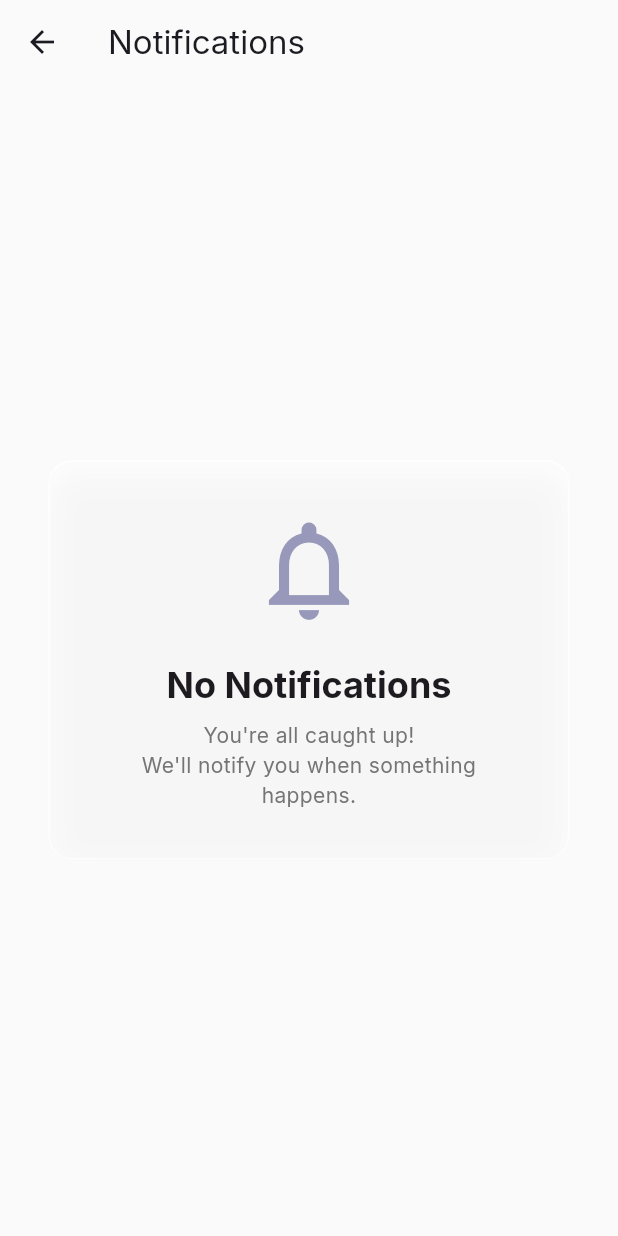
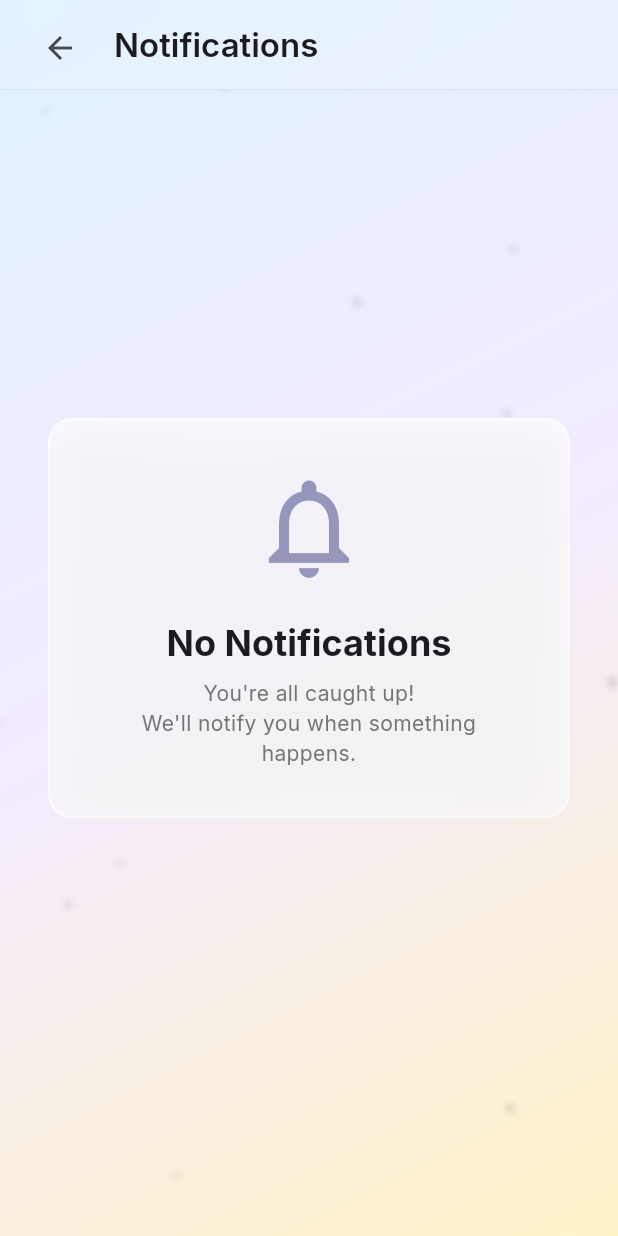
Before and after one commit to dekaos/my-habits, a Flutter app: the NotificationsScreen screen opened directly, on a phone screen of 412 x 824 dp. Run offline on Flutter 3.47's test engine with Material 3 defaults, Android fonts, the phone set to English and light mode, and no system bars; our stand-ins replace audioplayers, confetti, fl_chart, flutter_local_notifications, flutter_riverpod, flutter_slidable and 6 more; accounts and stored records are empty; network calls fail; project files that could hold a hidden picture were left out.

Commit message:
Notification > Better UI

```diff
--- a/lib/models/notification.dart
+++ b/lib/models/notification.dart
@@ -141,7 +141,7 @@ class AppNotification {
       case NotificationType.encouragement:
         return Colors.purple;
       case NotificationType.message:
-        return Colors.indigo;
+        return Colors.blue.shade200;
     }
   }
 
--- a/lib/screens/notifications/notifications_screen.dart
+++ b/lib/screens/notifications/notifications_screen.dart
@@ -7,6 +7,7 @@ import '../../providers/auth_provider.dart';
 import '../../providers/social_provider.dart';
 import '../../widgets/glass_card.dart';
 import '../social/chat_screen.dart';
+import '../../widgets/animated_gradient_background.dart';
 
 class NotificationsScreen extends ConsumerStatefulWidget {
   const NotificationsScreen({super.key});
@@ -37,14 +38,17 @@ class _NotificationsScreenState extends ConsumerState<NotificationsScreen> {
   Widget build(BuildContext context) {
     final notificationState = ref.watch(notificationProvider);
     final authState = ref.watch(authProvider);
-    final isDark = Theme.of(context).brightness == Brightness.dark;
 
-    return Scaffold(
-      backgroundColor: isDark ? Colors.black : Colors.grey[50],
-      appBar: AppBar(
-        title: const Text('Notifications'),
+    return AnimatedGradientBackground(
+      child: Scaffold(
         backgroundColor: Colors.transparent,
-        elevation: 0,
+        extendBodyBehindAppBar: true,
+        appBar: GlassAppBar(
+          title: 'Notifications',
+          leading: IconButton(
+            icon: const Icon(Icons.arrow_back),
+            onPressed: () => Navigator.of(context).pop(),
+          ),
           actions: [
             if (notificationState.unreadCount > 0)
               TextButton.icon(
@@ -73,7 +77,14 @@ class _NotificationsScreenState extends ConsumerState<NotificationsScreen> {
                       }
                     },
                     child: ListView.separated(
-                    padding: const EdgeInsets.all(16),
+                      padding: EdgeInsets.only(
+                        top: 16 +
+                            kToolbarHeight +
+                            MediaQuery.of(context).padding.top,
+                        left: 16,
+                        right: 16,
+                        bottom: 16,
+                      ),
                       itemCount: notificationState.notifications.length,
                       separatorBuilder: (context, index) =>
                           const SizedBox(height: 8),
@@ -82,6 +93,7 @@ class _NotificationsScreenState extends ConsumerState<NotificationsScreen> {
                             notificationState.notifications[index];
                         return _buildNotificationCard(context, notification);
                       },
+                    ),
                   ),
       ),
     );
@@ -121,10 +133,6 @@ class _NotificationsScreenState extends ConsumerState<NotificationsScreen> {
           decoration: notification.type == NotificationType.message
               ? BoxDecoration(
                   borderRadius: BorderRadius.circular(16),
-                  border: Border.all(
-                    color: notification.getColor().withValues(alpha: 0.4),
-                    width: 2,
-                  ),
                   gradient: LinearGradient(
                     begin: Alignment.topLeft,
                     end: Alignment.bottomRight,
```
Lines whose indentation alone changed are shown as unchanged.
